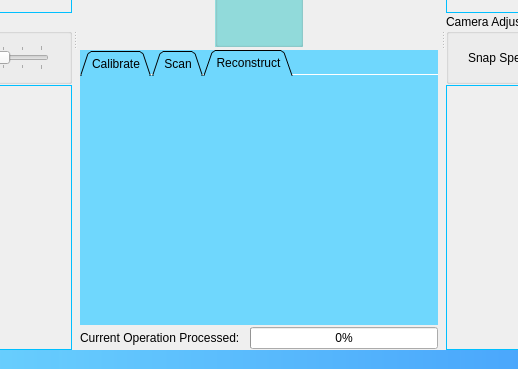
First picture: the form in Duke/mainwindow.ui, repository DrawZeroPoint/Structure-Light-Reconstructor, before the edit; both pictures show x 240 to 758 and y 324 to 693 of the 996 by 693 pixel window.
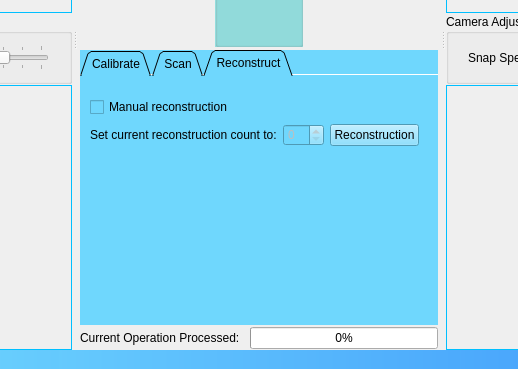
Second picture: the form after the edit. The open tabs and pages were chosen to show the change. Icons and pictures are not drawn.

Diff of the .ui file:
```diff
--- a/Duke/mainwindow.ui
+++ b/Duke/mainwindow.ui
@@ -537,6 +537,54 @@
           <attribute name="title">
            <string>Reconstruct</string>
           </attribute>
+          <widget class="QWidget" name="">
+           <property name="geometry">
+            <rect>
+             <x>10</x>
+             <y>20</y>
+             <width>329</width>
+             <height>51</height>
+            </rect>
+           </property>
+           <layout class="QVBoxLayout" name="verticalLayout_2">
+            <item>
+             <widget class="QCheckBox" name="manualReconstruction">
+              <property name="text">
+               <string>Manual reconstruction</string>
+              </property>
+             </widget>
+            </item>
+            <item>
+             <layout class="QHBoxLayout" name="horizontalLayout_6">
+              <item>
+               <layout class="QHBoxLayout" name="horizontalLayout_5">
+                <item>
+                 <widget class="QLabel" name="label_4">
+                  <property name="text">
+                   <string>Set current reconstruction count to:</string>
+                  </property>
+                 </widget>
+                </item>
+                <item>
+                 <widget class="QSpinBox" name="reconstructionCount">
+                  <property name="enabled">
+                   <bool>false</bool>
+                  </property>
+                 </widget>
+                </item>
+               </layout>
+              </item>
+              <item>
+               <widget class="QPushButton" name="reconstructionButton">
+                <property name="text">
+                 <string>Reconstruction</string>
+                </property>
+               </widget>
+              </item>
+             </layout>
+            </item>
+           </layout>
+          </widget>
          </widget>
         </widget>
        </item>
```
Left out of the diff: 18 changed lines with no effect on the pictures.
